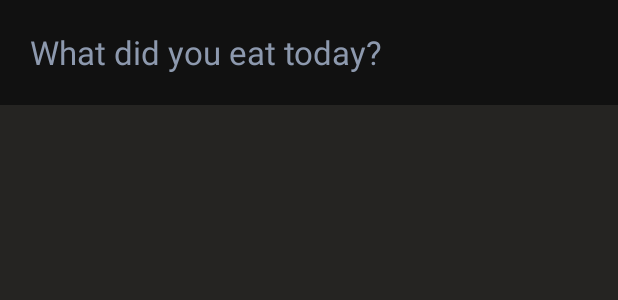
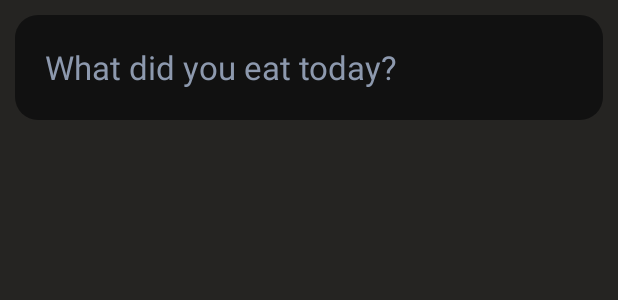
Before and after one commit to VladSpadey/CalorieGuide, an Android app: the layout fragment_log.xml on its own in the app's theme, with its tools: preview values and no code run, on a phone screen of 412 x 824 dp. Shown: the top 300 px of the screen. Run offline under Robolectric (Android 15) with nearby library versions, the phone set to English and light mode, and no system bars.

Commit message:
chore: fixed API calls and JSON parsing into objects, small design updates

```diff
--- a/app/src/main/res/layout/fragment_log.xml
+++ b/app/src/main/res/layout/fragment_log.xml
@@ -11,8 +11,10 @@
     <EditText
         android:id="@+id/food_input"
         android:layout_width="match_parent"
+        android:layout_marginHorizontal="10dp"
+        android:layout_marginTop="10dp"
         android:layout_height="70dp"
-        android:background="@color/dark"
+        android:background="@drawable/round_corners_dialog"
         android:hint="@string/what_did_you_eat_today"
         android:textSize="22sp"
         android:padding="20dp"
```
Also changed, not shown: app/src/main/java/com/example/calorieguide/LogFragment.java (+9 -2 lines).
